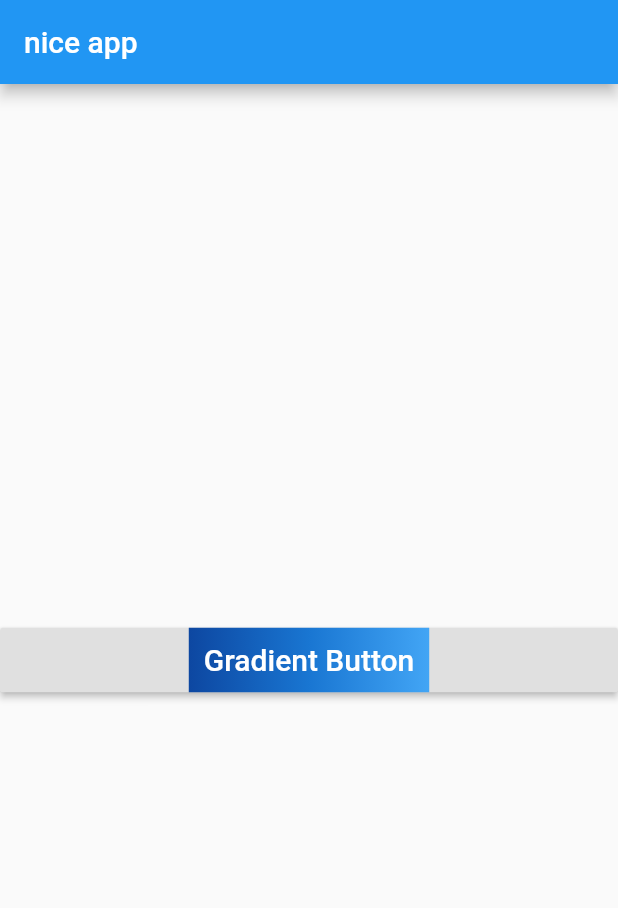
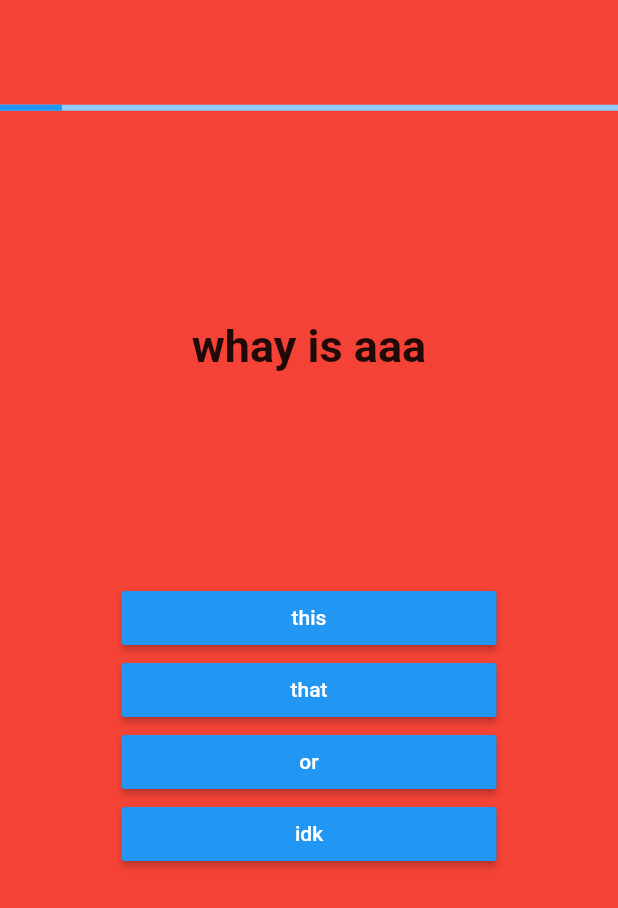
Before and after one commit to ishworgiri1999/quizel, a Flutter app: the screen it shows after launch, on a phone screen of 412 x 824 dp. Shown: the top 908 px of the screen. Run offline on Flutter 3.47's test engine with Material 2 defaults, Android fonts, the phone set to English and light mode, and no system bars.

Commit message:
added pages for playquiz

```diff
--- /dev/null
+++ b/lib/answer.dart
@@ -0,0 +1,48 @@
+import 'package:flutter/material.dart';
+
+class Answer extends StatefulWidget {
+  final options;
+  final correct;
+  final Function statechanger;
+  Answer(this.options, this.correct, this.statechanger);
+
+  @override
+  _AnswerState createState() => _AnswerState();
+}
+
+class _AnswerState extends State<Answer> {
+  var options = ["1", "2"];
+  var data = "44";
+  var bcolor = Colors.blue;
+  void checkanswer(ans) {
+    setState(() {
+      if (ans == widget.correct) {
+        bcolor = Colors.green;
+      } else {
+        bcolor = Colors.red;
+      }
+    });
+
+    widget.statechanger(true);
+  }
+
+  @override
+  Widget build(BuildContext context) {
+    return Column(
+      children: (widget.options as List<String>)
+          .map((opt) => SizedBox(
+                width: 250,
+                child: RaisedButton(
+                  onPressed: () => checkanswer(opt),
+                  child: Text(
+                    opt,
+                    style: TextStyle(color: Colors.white),
+                  ),
+                  color: bcolor,
+                  // duration: Duration(milliseconds: 300),
+                ),
+              ))
+          .toList(),
+    );
+  }
+}
--- a/lib/main.dart
+++ b/lib/main.dart
@@ -1,4 +1,5 @@
 import 'package:flutter/material.dart';
+import 'package:quizel/playquiz.dart';
 
 void main() {
   runApp(MyApp());
@@ -14,32 +15,8 @@ class MyApp extends StatelessWidget {
         visualDensity: VisualDensity.adaptivePlatformDensity,
       ),
       home: Scaffold(
-          appBar: AppBar(title: Text("nice app")),
-          body: Column(
-            mainAxisAlignment: MainAxisAlignment.center,
-            crossAxisAlignment: CrossAxisAlignment.stretch,
-            children: [
-              RaisedButton(
-                onPressed: () {},
-                textColor: Colors.white,
-                padding: const EdgeInsets.all(0.0),
-                child: Container(
-                  decoration: const BoxDecoration(
-                    gradient: LinearGradient(
-                      colors: <Color>[
-                        Color(0xFF0D47A1),
-                        Color(0xFF1976D2),
-                        Color(0xFF42A5F5),
-                      ],
-                    ),
-                  ),
-                  padding: const EdgeInsets.all(10.0),
-                  child: const Text('Gradient Button',
-                      style: TextStyle(fontSize: 20)),
-                ),
-              ),
-            ],
-          )),
+          //appBar: AppBar(title: Text("nice app")),
+          body: PlayQuiz()),
     );
   }
 }
--- /dev/null
+++ b/lib/playquiz.dart
@@ -0,0 +1,46 @@
+import 'package:flutter/material.dart';
+import 'package:quizel/result.dart';
+import 'package:quizel/viewquiz.dart';
+
+class PlayQuiz extends StatefulWidget {
+  @override
+  _PlayQuizState createState() => _PlayQuizState();
+}
+
+class _PlayQuizState extends State<PlayQuiz> {
+  var questions = [
+    {
+      "question": "whay is aaa",
+      "qoptions": ["this", "that", "or", "idk"],
+      "answer": "this",
+    },
+    {
+      "question": "da is nowa",
+      "qoptions": ["daa", "aaa", "oddr", "awe"],
+      "answer": "awe",
+    },
+  ];
+
+  var qindex = 0;
+  var score = 0;
+
+  void statechanger(data) {
+    if (data) {
+      score = score + 1;
+    }
+
+    setState(() {
+      if (data == questions[qindex]["answer"]) {
+        score = score + 1;
+      }
+      qindex += 1;
+    });
+  }
+
+  @override
+  Widget build(BuildContext context) {
+    return qindex < questions.length
+        ? ViewQuiz(questions, qindex, statechanger)
+        : ViewResult(score);
+  }
+}
--- /dev/null
+++ b/lib/question.dart
@@ -0,0 +1,19 @@
+import 'package:flutter/material.dart';
+
+class Question extends StatelessWidget {
+  final question;
+  Question(this.question);
+  @override
+  Widget build(BuildContext context) {
+    return Container(
+      //alignment: Alignment.center,
+      //margin: const EdgeInsets.all(10.0),
+      child: Text(
+        question,
+        textAlign: TextAlign.center,
+        overflow: TextOverflow.ellipsis,
+        style: TextStyle(fontWeight: FontWeight.bold, fontSize: 30),
+      ),
+    );
+  }
+}
--- /dev/null
+++ b/lib/result.dart
@@ -0,0 +1,13 @@
+import 'package:flutter/material.dart';
+
+class ViewResult extends StatelessWidget {
+  final int score;
+  ViewResult(this.score);
+
+  @override
+  Widget build(BuildContext context) {
+    return Container(
+      child: Text("Score is :" + score.toString()),
+    );
+  }
+}
--- /dev/null
+++ b/lib/viewquiz.dart
@@ -0,0 +1,43 @@
+import 'package:flutter/material.dart';
+import 'package:quizel/answer.dart';
+import 'package:quizel/question.dart';
+
+class ViewQuiz extends StatefulWidget {
+  final questions;
+  final qindex;
+  final Function statechanger;
+  ViewQuiz(this.questions, this.qindex, this.statechanger);
+
+  @override
+  _ViewQuizState createState() => _ViewQuizState();
+}
+
+class _ViewQuizState extends State<ViewQuiz> {
+  @override
+  Widget build(BuildContext context) {
+    return Container(
+      color: Colors.red,
+      child: Column(
+        mainAxisAlignment: MainAxisAlignment.spaceAround,
+        crossAxisAlignment: CrossAxisAlignment.stretch,
+        children: [
+          Flexible(
+            flex: 1,
+            child: LinearProgressIndicator(
+              value: 0.1 + 0.1 * widget.qindex,
+            ),
+          ),
+          Flexible(
+            flex: 4,
+            child: Question(widget.questions[widget.qindex]["question"]),
+          ),
+          Flexible(
+            flex: 4,
+            child: Answer(widget.questions[widget.qindex]["qoptions"],
+                widget.questions[widget.qindex]["answer"], widget.statechanger),
+          ),
+        ],
+      ),
+    );
+  }
+}
```
